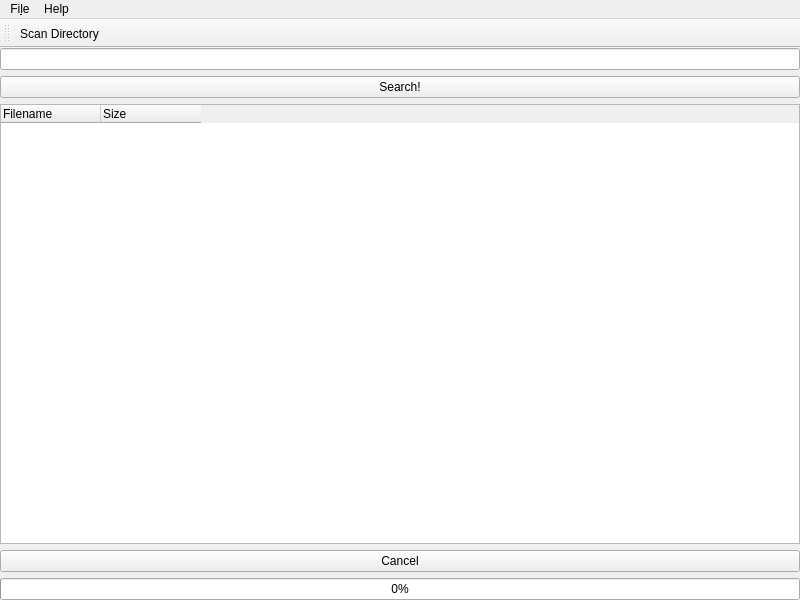
Above: src/mainwindow.ui from operasfantom/grep before the change. Below: the same form after it.
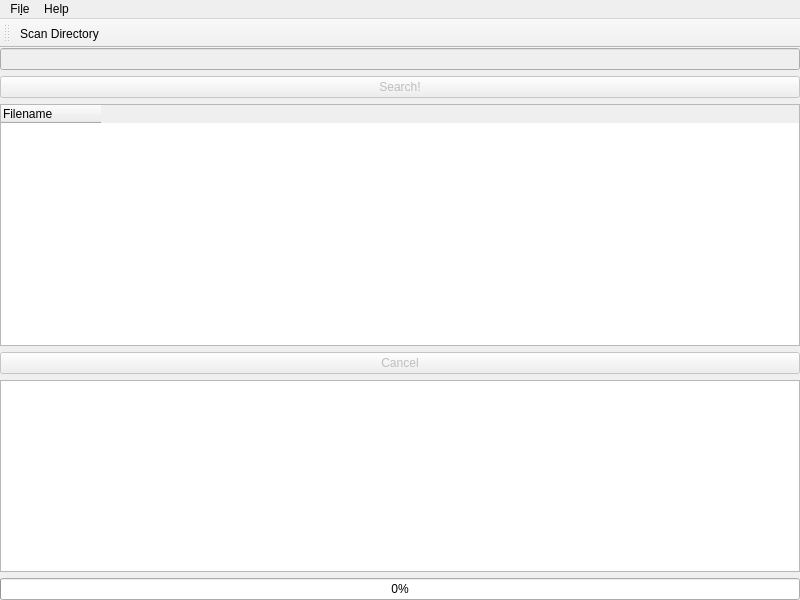
That is the form after the change.

Diff of the .ui file:
```diff
--- a/src/mainwindow.ui
+++ b/src/mainwindow.ui
@@ -29,14 +29,14 @@
     </property>
     <item>
      <widget class="QLineEdit" name="lineEdit">
-      <property name="visible">
+      <property name="enabled">
        <bool>false</bool>
       </property>
      </widget>
     </item>
     <item>
      <widget class="QPushButton" name="searchButton">
-      <property name="visible">
+      <property name="enabled">
        <bool>false</bool>
       </property>
       <property name="text">
@@ -57,17 +57,25 @@
         <string>Filename</string>
        </property>
       </column>
-      <column>
-       <property name="text">
-        <string>Size</string>
-       </property>
-      </column>
      </widget>
     </item>
     <item>
      <widget class="QPushButton" name="cancelButton">
       <property name="text">
        <string>Cancel</string>
+      </property>
+	<property name="enabled">
+	   <bool>false</bool>
+	</property>
+     </widget>
+    </item>
+    <item>
+     <widget class="QPlainTextEdit" name="messageLog">
+      <property name="sizePolicy">
+       <sizepolicy hsizetype="Expanding" vsizetype="Fixed">
+        <horstretch>0</horstretch>
+        <verstretch>0</verstretch>
+       </sizepolicy>
       </property>
      </widget>
     </item>
```
